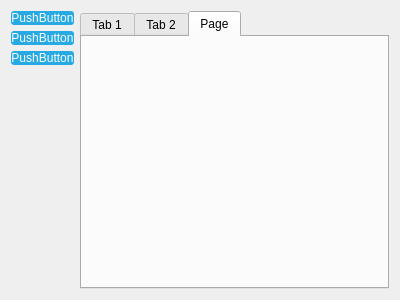
Qt form grade_calculator/mainwindow.ui (sophiacyluo/PIC10C_Assignment2) before a commit.
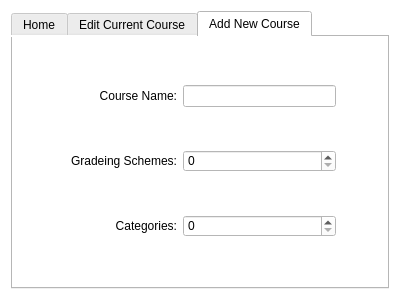
The same form after that commit. The open tabs and pages were chosen to show the change.

Commit message: Made three tabs and created basic layout for 'Add New Course' tab

Diff of the .ui file:
```diff
--- a/grade_calculator/mainwindow.ui
+++ b/grade_calculator/mainwindow.ui
@@ -14,78 +14,10 @@
    <string>MainWindow</string>
   </property>
   <property name="styleSheet">
-   <string notr="true">QPushButton
-{
-	color: white;
-	background-color: #27a9e3;
-	border-width: 0px;
-	border-radius: 3px;
-}
-
-QPushButton:hover
-{
-	color: white;
-	background-color: #66c011;
-	border-width: 0px;
-	border-radius: 3px;
-}
-
-QPushButton:pressed
-{
-	color: white;
-	background-color: yellow;
-	border-width: 0px;
-	border-radius: 3px;
-}
-
-QPushButton[pagematches=true]
-{
-	color: white;
-	background-color: red;
-	border-width: 0px;
-	border-radius: 3px;
-}</string>
+   <string notr="true">background-color: white;</string>
   </property>
   <widget class="QWidget" name="centralWidget">
    <layout class="QHBoxLayout" name="horizontalLayout">
-    <item>
-     <layout class="QVBoxLayout" name="verticalLayout">
-      <item>
-       <widget class="QPushButton" name="pushButton">
-        <property name="text">
-         <string>PushButton</string>
-        </property>
-       </widget>
-      </item>
-      <item>
-       <widget class="QPushButton" name="pushButton_3">
-        <property name="text">
-         <string>PushButton</string>
-        </property>
-       </widget>
-      </item>
-      <item>
-       <widget class="QPushButton" name="pushButton_2">
-        <property name="text">
-         <string>PushButton</string>
-        </property>
-       </widget>
-      </item>
-      <item>
-       <spacer name="verticalSpacer">
-        <property name="orientation">
-         <enum>Qt::Vertical</enum>
-        </property>
-        <property name="sizeHint" stdset="0">
-         <size>
-          <width>20</width>
-          <height>40</height>
-         </size>
-        </property>
-       </spacer>
-      </item>
-     </layout>
-    </item>
     <item>
      <layout class="QVBoxLayout" name="verticalLayout_2">
       <item>
@@ -95,18 +27,96 @@
         </property>
         <widget class="QWidget" name="tab">
          <attribute name="title">
-          <string>Tab 1</string>
+          <string>Home</string>
          </attribute>
         </widget>
         <widget class="QWidget" name="tab_2">
          <attribute name="title">
-          <string>Tab 2</string>
+          <string>Edit Current Course</string>
          </attribute>
         </widget>
         <widget class="QWidget" name="tab_3">
          <attribute name="title">
-          <string>Page</string>
+          <string>Add New Course</string>
          </attribute>
+         <layout class="QVBoxLayout" name="verticalLayout_3">
+          <item>
+           <layout class="QHBoxLayout" name="horizontalLayout_2">
+            <property name="rightMargin">
+             <number>40</number>
+            </property>
+            <item>
+             <widget class="QLabel" name="label">
+              <property name="text">
+               <string>Course Name:</string>
+              </property>
+              <property name="alignment">
+               <set>Qt::AlignRight|Qt::AlignTrailing|Qt::AlignVCenter</set>
+              </property>
+             </widget>
+            </item>
+            <item>
+             <widget class="QLineEdit" name="lineEdit">
+              <property name="sizePolicy">
+               <sizepolicy hsizetype="Fixed" vsizetype="Fixed">
+                <horstretch>0</horstretch>
+                <verstretch>0</verstretch>
+               </sizepolicy>
+              </property>
+              <property name="maximumSize">
+               <size>
+                <width>300</width>
+                <height>16777215</height>
+               </size>
+              </property>
+             </widget>
+            </item>
+           </layout>
+          </item>
+          <item>
+           <layout class="QHBoxLayout" name="horizontalLayout_3">
+            <property name="rightMargin">
+             <number>40</number>
+            </property>
+            <item>
+             <widget class="QLabel" name="label_2">
+              <property name="layoutDirection">
+               <enum>Qt::LeftToRight</enum>
+              </property>
+              <property name="text">
+               <string>Gradeing Schemes:</string>
+              </property>
+              <property name="alignment">
+               <set>Qt::AlignRight|Qt::AlignTrailing|Qt::AlignVCenter</set>
+              </property>
+             </widget>
+            </item>
+            <item>
+             <widget class="QSpinBox" name="spinBox"/>
+            </item>
+           </layout>
+          </item>
+          <item>
+           <layout class="QHBoxLayout" name="horizontalLayout_4">
+            <property name="rightMargin">
+             <number>40</number>
+            </property>
+            <item>
+             <widget class="QLabel" name="label_3">
+              <property name="text">
+               <string>Categories:</string>
+              </property>
+              <property name="alignment">
+               <set>Qt::AlignRight|Qt::AlignTrailing|Qt::AlignVCenter</set>
+              </property>
+             </widget>
+            </item>
+            <item>
+             <widget class="QSpinBox" name="spinBox_2"/>
+            </item>
+           </layout>
+          </item>
+         </layout>
         </widget>
        </widget>
       </item>
```
Left out of the diff: 8 changed lines with no effect on the pictures. The commit also changes 3 other files.
